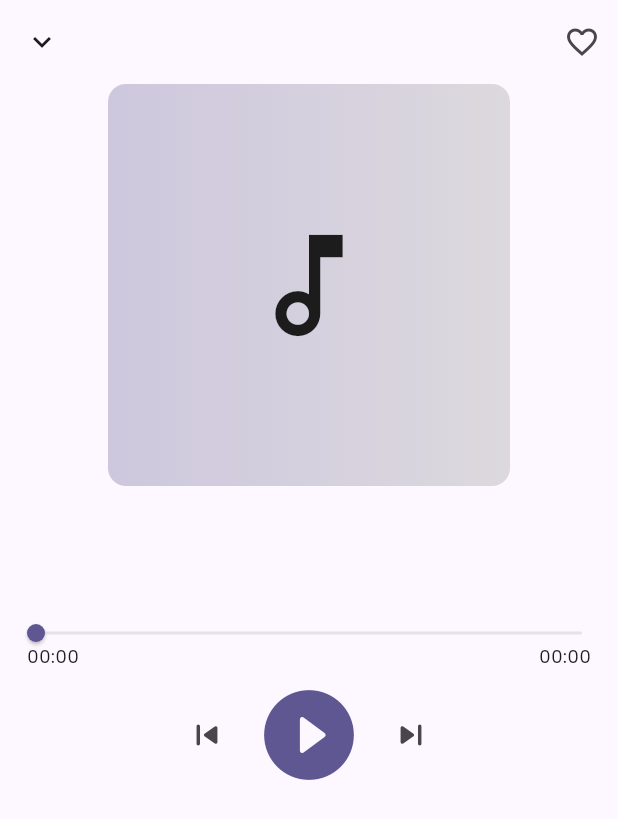
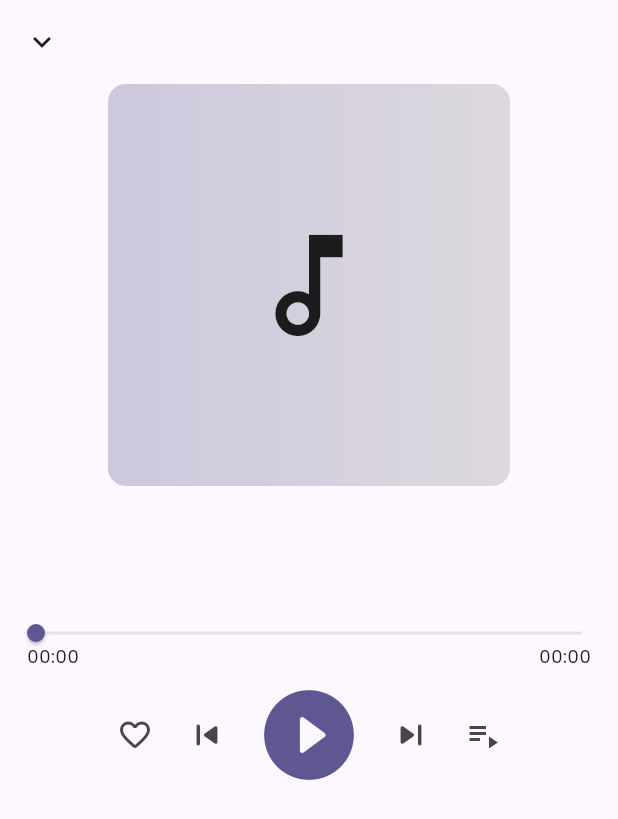
Before and after one commit to xzMatheuSx/music_player, a Flutter app: the SongPage screen opened by its route, on a phone screen of 412 x 824 dp. Shown: the top 819 px of the screen. Run offline on Flutter 3.47's test engine with Material 2 defaults, Android fonts, the phone set to English and light mode, and no system bars; our stand-ins replace get_it, permission_handler, shared_preferences; accounts and stored records are empty.

Commit message:
adicionando icones

```diff
--- a/PlayMusic/lib/app/my_app.dart
+++ b/PlayMusic/lib/app/my_app.dart
@@ -1,5 +1,5 @@
 import 'package:flutter/material.dart';
-import 'package:music_player/app/di.dart';
+import 'package:music_player/app/module.dart';
 import 'package:music_player/data/model/setting/setting.dart';
 import 'package:music_player/resources/routes_manager.dart';
 import 'package:music_player/resources/theme_manager.dart';
--- a/PlayMusic/lib/main.dart
+++ b/PlayMusic/lib/main.dart
@@ -1,5 +1,5 @@
 import 'package:flutter/material.dart';
-import 'package:music_player/app/di.dart';
+import 'package:music_player/app/module.dart';
 import 'package:music_player/app/my_app.dart';
 
 Future<void> main() async {
--- a/PlayMusic/lib/view/home/my_home_page.dart
+++ b/PlayMusic/lib/view/home/my_home_page.dart
@@ -1,5 +1,5 @@
 import 'package:flutter/material.dart';
-import 'package:music_player/app/di.dart';
+import 'package:music_player/app/module.dart';
 import 'package:music_player/data/model/audio/audio.dart';
 import 'package:music_player/resources/app_strings.dart';
 import 'package:music_player/resources/routes_manager.dart';
--- a/PlayMusic/lib/view/settings/settings_view.dart
+++ b/PlayMusic/lib/view/settings/settings_view.dart
@@ -1,5 +1,5 @@
 import 'package:flutter/material.dart';
-import 'package:music_player/app/di.dart';
+import 'package:music_player/app/module.dart';
 import 'package:music_player/data/model/setting/setting.dart';
 import 'package:music_player/resources/app_strings.dart';
 import 'package:music_player/view/settings/settings_viewmodel.dart';
--- a/PlayMusic/lib/view/song/song_page.dart
+++ b/PlayMusic/lib/view/song/song_page.dart
@@ -1,5 +1,5 @@
 import 'package:flutter/material.dart';
-import 'package:music_player/app/di.dart';
+import 'package:music_player/app/module.dart';
 import 'package:music_player/data/model/audio/audio.dart';
 import 'package:music_player/data/model/player/player.dart';
 import 'package:music_player/view/home/my_home_page_viewmodel.dart';
@@ -24,12 +24,8 @@ class _SongPageState extends State<SongPage> {
           icon: const Icon(Icons.keyboard_arrow_down),
           onPressed: () => Navigator.pop(context),
         ),
-        actions: [
-          IconButton(
-            onPressed: () {},
-            icon: const Icon(Icons.favorite_border),
-          )
-        ],
+
+
       ),
       body: Column(
         children: [
@@ -47,12 +43,14 @@ class _SongPageState extends State<SongPage> {
               return PlayerView(
                 player: snapshot.data!,
                 onExecute: () => viewModel.togglePlayAndPauseCurrentAudio(),
-                onNext: () => viewModel.nextAudio(),
+                //onNext: () => viewModel.nextAudio(),
                 onPrevious: () => viewModel.previousAudio(),
                 onChanged: (value) =>
                     viewModel.setPositionAudioTime = value.toInt(),
                 onChangeEnd: (value) => viewModel.playOnNewAudioTimePosition(),
-                onChangeStart: (value) => viewModel.stopTimer(),
+                onChangeStart: (value) => viewModel.stopTimer(), onNext: () {  },
+                //onList: (value) => viewModel.() {
+
               );
             },
           ),
--- a/PlayMusic/lib/view/widgets/player.dart
+++ b/PlayMusic/lib/view/widgets/player.dart
@@ -1,4 +1,3 @@
-
 import 'package:flutter/material.dart';
 import 'package:music_player/resources/size_manager.dart';
 import 'package:music_player/data/model/player/player.dart';
@@ -8,6 +7,7 @@ class PlayerView extends StatelessWidget {
   final void Function()? onNext;
   final void Function()? onPrevious;
   final void Function()? onExecute;
+  //final void Function()? onList;
   final void Function(double)? onChangeEnd;
   final void Function(double)? onChanged;
   final void Function(double)? onChangeStart;
@@ -21,6 +21,7 @@ class PlayerView extends StatelessWidget {
     required this.onChangeEnd,
     required this.onChanged,
     required this.onChangeStart,
+   // required this.onList,
   });
 
   @override
@@ -54,6 +55,10 @@ class PlayerView extends StatelessWidget {
           mainAxisAlignment: MainAxisAlignment.center,
           children: [
             IconButton(
+              onPressed: () {},
+              icon: const Icon(Icons.favorite_border_rounded),
+            ),
+            IconButton(
               onPressed: onPrevious,
               iconSize: AppSize.s28,
               icon: const Icon(Icons.skip_previous_rounded),
@@ -76,6 +81,12 @@ class PlayerView extends StatelessWidget {
               iconSize: AppSize.s28,
               icon: const Icon(Icons.skip_next_rounded),
             ),
+            IconButton(
+              icon: const Icon(Icons.playlist_play_outlined),
+              onPressed: () {
+                // Exibir o equalizador
+              },
+            )
           ],
         ),
       ],
--- a/PlayMusic/pubspec.yaml
+++ b/PlayMusic/pubspec.yaml
@@ -40,6 +40,7 @@ dependencies:
   get_it: ^7.4.0
   json_annotation: ^4.8.1
   shared_preferences: ^2.2.0
+  equalizer_flutter: ^0.0.1
 
 dev_dependencies:
   flutter_test:
@@ -54,6 +55,7 @@ dev_dependencies:
   build_runner: ^2.4.5
   json_serializable: ^6.7.0
 
+
 # For information on the generic Dart part of this file, see the
 # following page: https://dart.dev/tools/pub/pubspec
 
@@ -66,7 +68,9 @@ flutter:
   uses-material-design: true
 
   # To add assets to your application, add an assets section, like this:
-  # assets:
+   #assets:
+    #- icone.png
+
   #   - images/a_dot_ham.jpeg
 
   # An image asset can refer to one or more resolution-specific "variants", see
```
Also changed, not shown: PlayMusic/lib/app/module.dart (renamed from PlayMusic/lib/app/di.dart), PlayMusic/lib/data/channel/audio_channel.dart (line endings or trailing spaces), PlayMusic/pubspec.lock, 6 other files.
